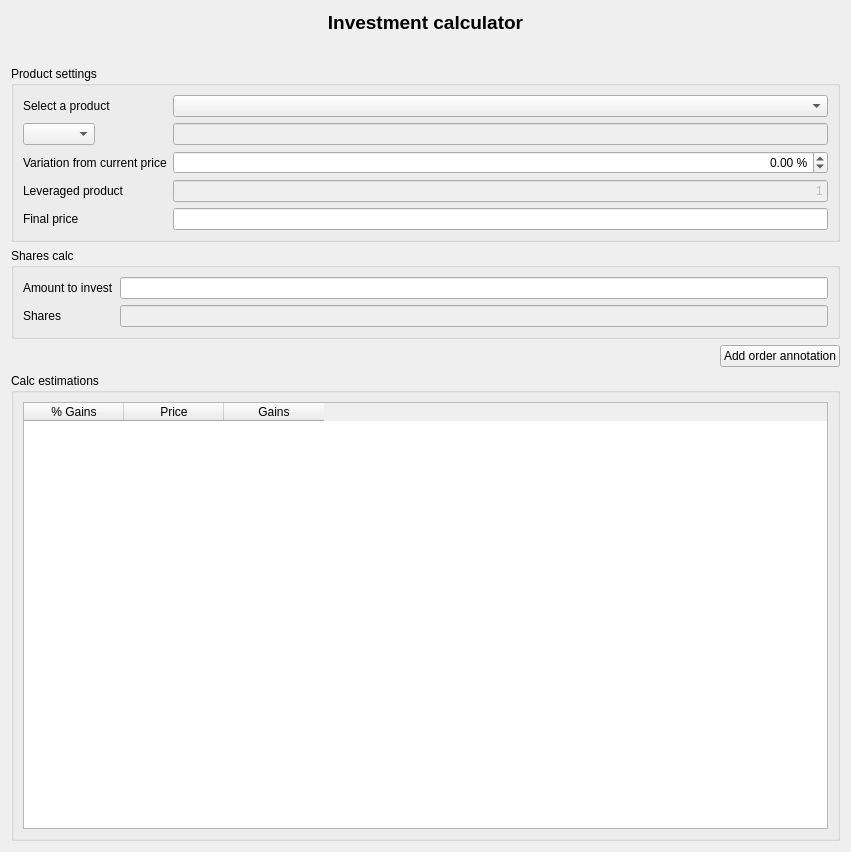
This is ui/wdgCalculator.ui in turulomio/xulpymoney as Qt 5 draws it before an edit. The edited form follows.
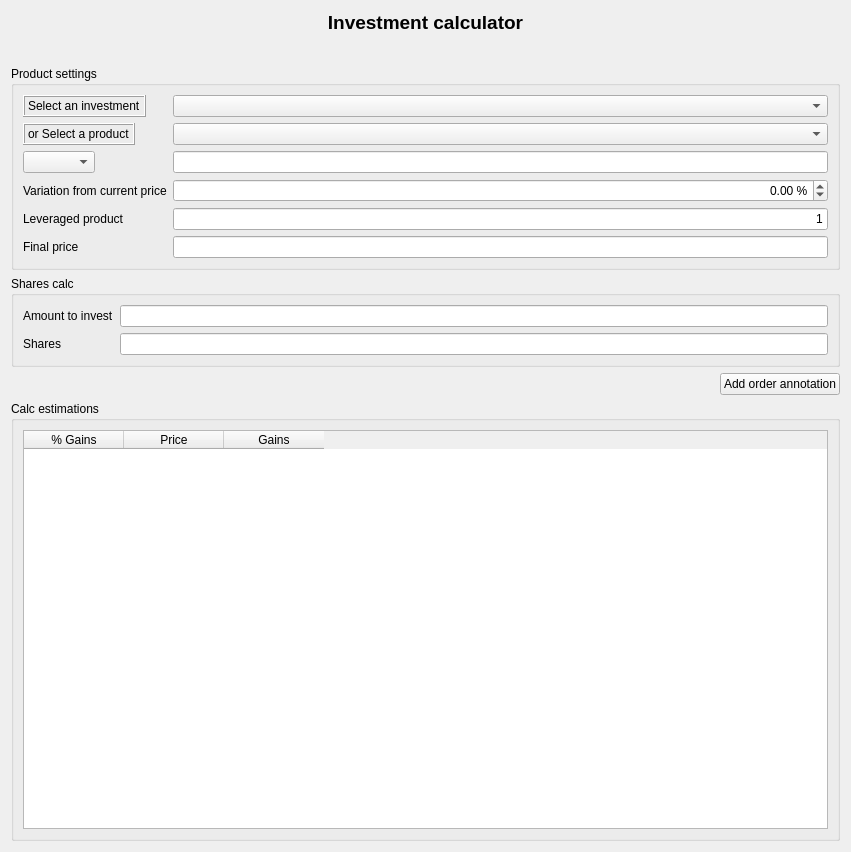
This is the edited form. Icons and pictures are not drawn. Custom widgets are drawn as their Qt base class.

Commit message: wdgCalculator can use investments too

Diff of the .ui file:
```diff
--- a/ui/wdgCalculator.ui
+++ b/ui/wdgCalculator.ui
@@ -90,15 +90,8 @@
           <property name="fieldGrowthPolicy">
            <enum>QFormLayout::ExpandingFieldsGrow</enum>
           </property>
-          <item row="0" column="0">
-           <widget class="QLabel" name="label">
-            <property name="text">
-             <string>Select a product</string>
-            </property>
-           </widget>
-          </item>
           <item row="0" column="1">
-           <widget class="QComboBox" name="cmbProducts">
+           <widget class="QComboBox" name="cmbInvestments">
             <property name="sizePolicy">
              <sizepolicy hsizetype="Expanding" vsizetype="Fixed">
               <horstretch>0</horstretch>
@@ -107,24 +100,37 @@
             </property>
            </widget>
           </item>
-          <item row="1" column="1">
+          <item row="2" column="0">
+           <widget class="QComboBox" name="cmbPrice">
+            <property name="sizePolicy">
+             <sizepolicy hsizetype="Preferred" vsizetype="Fixed">
+              <horstretch>0</horstretch>
+              <verstretch>0</verstretch>
+             </sizepolicy>
+            </property>
+           </widget>
+          </item>
+          <item row="2" column="1">
            <widget class="myQLineEdit" name="txtProductPrice">
             <property name="enabled">
-             <bool>false</bool>
+             <bool>true</bool>
             </property>
             <property name="alignment">
              <set>Qt::AlignRight|Qt::AlignTrailing|Qt::AlignVCenter</set>
             </property>
+            <property name="readOnly">
+             <bool>true</bool>
+            </property>
            </widget>
           </item>
-          <item row="3" column="0">
+          <item row="4" column="0">
            <widget class="QLabel" name="label_2">
             <property name="text">
              <string>Variation from current price</string>
             </property>
            </widget>
           </item>
-          <item row="3" column="1">
+          <item row="4" column="1">
            <widget class="QDoubleSpinBox" name="spnProductPriceVariation">
             <property name="sizePolicy">
              <sizepolicy hsizetype="Expanding" vsizetype="Fixed">
@@ -144,30 +150,16 @@
            </widget>
           </item>
           <item row="6" column="0">
-           <widget class="QLabel" name="label_6">
-            <property name="text">
-             <string>Final price</string>
-            </property>
-           </widget>
-          </item>
-          <item row="6" column="1">
-           <widget class="myQLineEdit" name="txtFinalPrice">
-            <property name="alignment">
-             <set>Qt::AlignRight|Qt::AlignTrailing|Qt::AlignVCenter</set>
-            </property>
-           </widget>
-          </item>
-          <item row="5" column="0">
            <widget class="QLabel" name="lblLeveraged">
             <property name="text">
              <string>Leveraged product</string>
             </property>
            </widget>
           </item>
-          <item row="5" column="1">
+          <item row="6" column="1">
            <widget class="myQLineEdit" name="txtLeveraged">
             <property name="enabled">
-             <bool>false</bool>
+             <bool>true</bool>
             </property>
             <property name="text">
              <string>1</string>
@@ -175,12 +167,58 @@
             <property name="alignment">
              <set>Qt::AlignRight|Qt::AlignTrailing|Qt::AlignVCenter</set>
             </property>
+            <property name="readOnly">
+             <bool>true</bool>
+            </property>
+           </widget>
+          </item>
+          <item row="7" column="0">
+           <widget class="QLabel" name="label_6">
+            <property name="text">
+             <string>Final price</string>
+            </property>
+           </widget>
+          </item>
+          <item row="7" column="1">
+           <widget class="myQLineEdit" name="txtFinalPrice">
+            <property name="enabled">
+             <bool>true</bool>
+            </property>
+            <property name="alignment">
+             <set>Qt::AlignRight|Qt::AlignTrailing|Qt::AlignVCenter</set>
+            </property>
+           </widget>
+          </item>
+          <item row="0" column="0">
+           <widget class="QLabel" name="label">
+            <property name="frameShape">
+             <enum>QFrame::Box</enum>
+            </property>
+            <property name="frameShadow">
+             <enum>QFrame::Raised</enum>
+            </property>
+            <property name="text">
+             <string>Select an investment</string>
+            </property>
            </widget>
           </item>
           <item row="1" column="0">
-           <widget class="QComboBox" name="cmbPrice">
+           <widget class="QLabel" name="label_3">
+            <property name="frameShape">
+             <enum>QFrame::Box</enum>
+            </property>
+            <property name="frameShadow">
+             <enum>QFrame::Raised</enum>
+            </property>
+            <property name="text">
+             <string>or Select a product</string>
+            </property>
+           </widget>
+          </item>
+          <item row="1" column="1">
+           <widget class="QComboBox" name="cmbProducts">
             <property name="sizePolicy">
-             <sizepolicy hsizetype="MinimumExpanding" vsizetype="Fixed">
+             <sizepolicy hsizetype="Expanding" vsizetype="Fixed">
               <horstretch>0</horstretch>
               <verstretch>0</verstretch>
              </sizepolicy>
@@ -212,6 +250,9 @@
           </item>
           <item row="0" column="1">
            <widget class="myQLineEdit" name="txtAmount">
+            <property name="enabled">
+             <bool>true</bool>
+            </property>
             <property name="alignment">
              <set>Qt::AlignRight|Qt::AlignTrailing|Qt::AlignVCenter</set>
             </property>
@@ -227,11 +268,17 @@
           <item row="1" column="1">
            <widget class="myQLineEdit" name="txtShares">
             <property name="enabled">
-             <bool>false</bool>
+             <bool>true</bool>
+            </property>
+            <property name="text">
+             <string/>
             </property>
             <property name="alignment">
              <set>Qt::AlignRight|Qt::AlignTrailing|Qt::AlignVCenter</set>
             </property>
+            <property name="readOnly">
+             <bool>true</bool>
+            </property>
            </widget>
           </item>
          </layout>
```
The commit also changes 9 other files.
